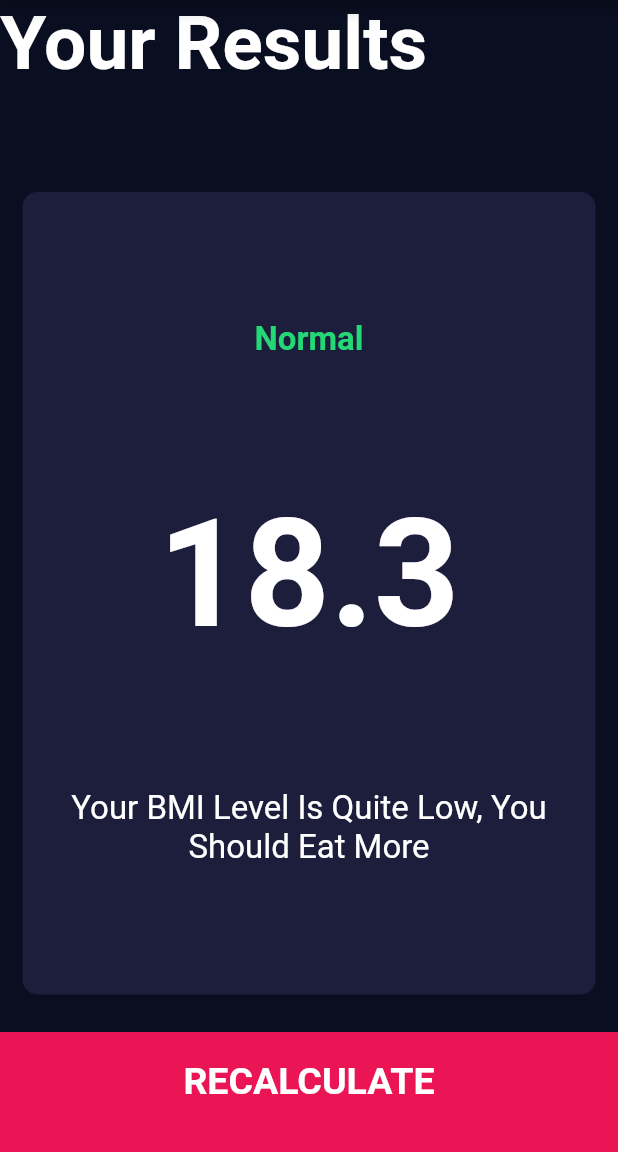
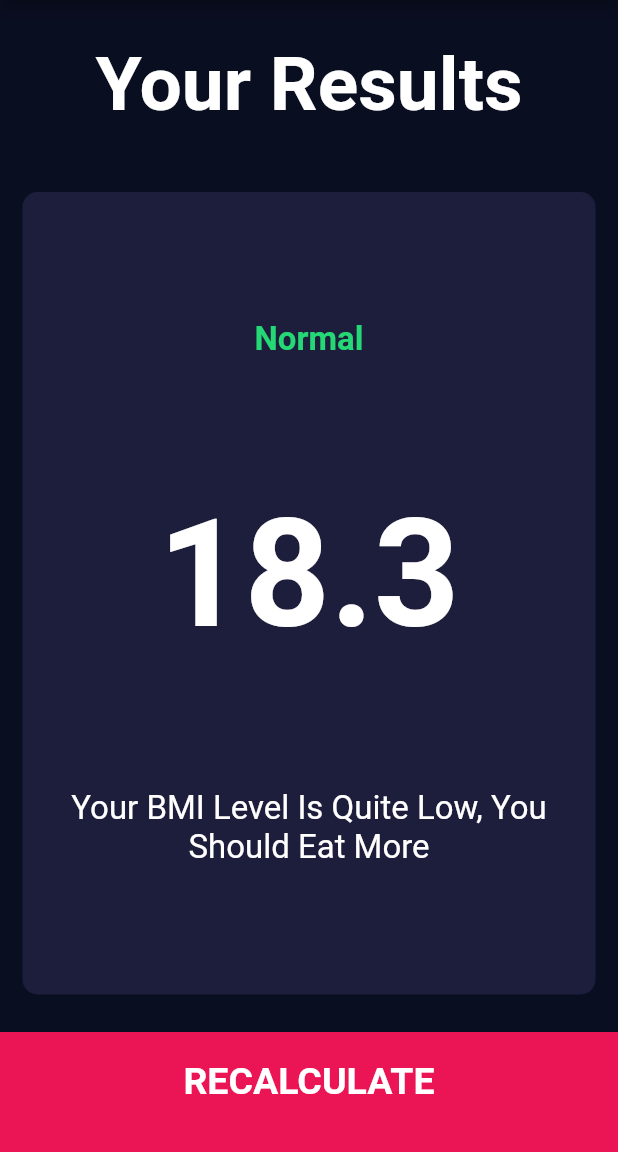
Before and after one commit to Avinash174/bmi_calculator, a Flutter app: the ResultsPage screen opened directly, on a phone screen of 412 x 824 dp, the part 84-1236 px from its top. Run offline on Flutter 3.47's test engine with Material 2 defaults, Android fonts, the phone set to English and light mode, and no system bars; our stand-ins replace font_awesome_flutter.

Commit message:
New Changes Added

```diff
--- /dev/null
+++ b/lib/calculator_brain.dart
@@ -0,0 +1,3 @@
+class CalculatorBrain{
+
+}
--- a/lib/screens/result_page.dart
+++ b/lib/screens/result_page.dart
@@ -17,10 +17,16 @@ class ResultsPage extends StatelessWidget {
         mainAxisAlignment: MainAxisAlignment.spaceEvenly,
         crossAxisAlignment: CrossAxisAlignment.stretch,
         children: [
-          Expanded(
-            child: Text(
-              'Your Results',
-              style: titleText,
+          Container(
+            child: Expanded(
+              child: Container(
+                alignment: Alignment.center,
+                padding: EdgeInsets.all(15.0),
+                child: Text(
+                  'Your Results',
+                  style: titleText,
+                ),
+              ),
             ),
           ),
           Expanded(
```
